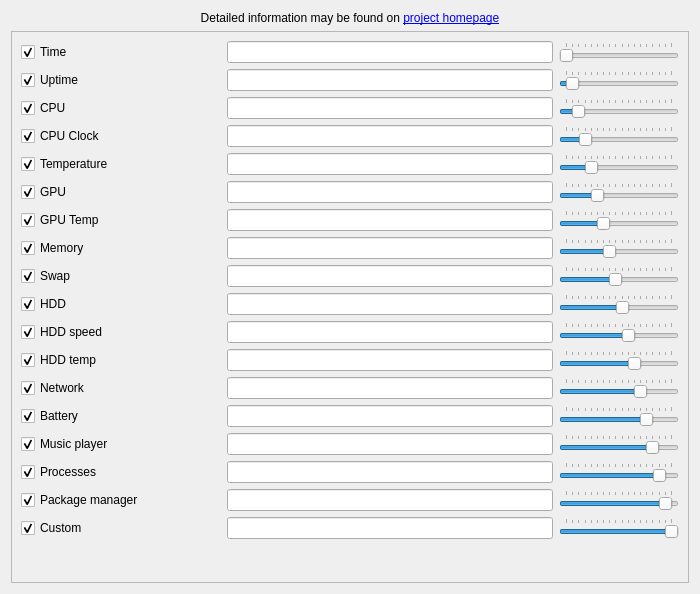
arcan1s/awesome-widgets, file sources/ptm/contents/ui/widget.ui: the form before one commit.
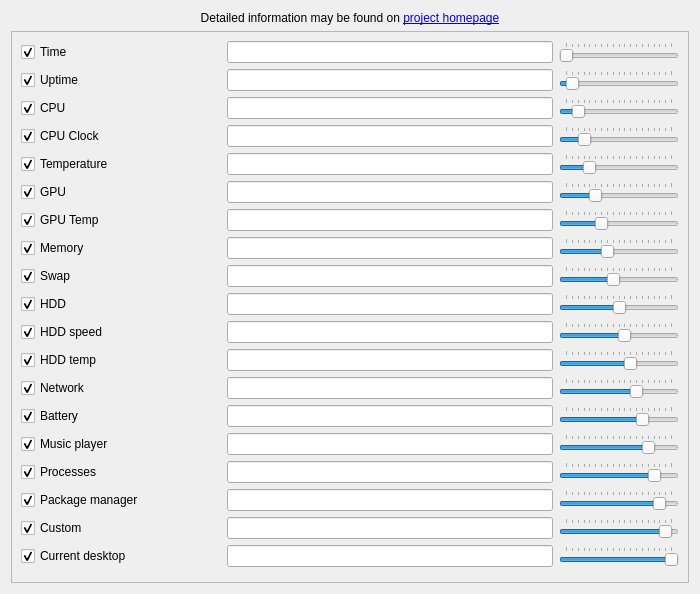
The form after the commit.

Commit message: add support of desktop label to ptm

The edit to the form file:
```diff
--- a/sources/ptm/contents/ui/widget.ui
+++ b/sources/ptm/contents/ui/widget.ui
@@ -54,9 +54,9 @@
       <property name="geometry">
        <rect>
         <x>0</x>
-        <y>-103</y>
+        <y>-139</y>
         <width>666</width>
-        <height>660</height>
+        <height>696</height>
        </rect>
       </property>
       <layout class="QVBoxLayout" name="verticalLayout_7">
@@ -104,7 +104,7 @@
             <number>1</number>
            </property>
            <property name="maximum">
-            <number>18</number>
+            <number>19</number>
            </property>
            <property name="pageStep">
             <number>1</number>
@@ -160,7 +160,7 @@
             <number>1</number>
            </property>
            <property name="maximum">
-            <number>18</number>
+            <number>19</number>
            </property>
            <property name="pageStep">
             <number>1</number>
@@ -226,7 +226,7 @@
             <number>1</number>
            </property>
            <property name="maximum">
-            <number>18</number>
+            <number>19</number>
            </property>
            <property name="pageStep">
             <number>1</number>
@@ -292,7 +292,7 @@
             <number>1</number>
            </property>
            <property name="maximum">
-            <number>18</number>
+            <number>19</number>
            </property>
            <property name="pageStep">
             <number>1</number>
@@ -350,7 +350,7 @@
             <number>1</number>
            </property>
            <property name="maximum">
-            <number>18</number>
+            <number>19</number>
            </property>
            <property name="pageStep">
             <number>1</number>
@@ -408,7 +408,7 @@
             <number>1</number>
            </property>
            <property name="maximum">
-            <number>18</number>
+            <number>19</number>
            </property>
            <property name="pageStep">
             <number>1</number>
@@ -466,7 +466,7 @@
             <number>1</number>
            </property>
            <property name="maximum">
-            <number>18</number>
+            <number>19</number>
            </property>
            <property name="pageStep">
             <number>1</number>
@@ -531,7 +531,7 @@
             <number>1</number>
            </property>
            <property name="maximum">
-            <number>18</number>
+            <number>19</number>
            </property>
            <property name="pageStep">
             <number>1</number>
@@ -596,7 +596,7 @@
             <number>1</number>
            </property>
            <property name="maximum">
-            <number>18</number>
+            <number>19</number>
            </property>
            <property name="pageStep">
             <number>1</number>
@@ -658,7 +658,7 @@
             <number>1</number>
            </property>
            <property name="maximum">
-            <number>18</number>
+            <number>19</number>
            </property>
            <property name="pageStep">
             <number>1</number>
@@ -717,7 +717,7 @@
             <number>1</number>
            </property>
            <property name="maximum">
-            <number>18</number>
+            <number>19</number>
            </property>
            <property name="pageStep">
             <number>1</number>
@@ -775,7 +775,7 @@
             <number>1</number>
            </property>
            <property name="maximum">
-            <number>18</number>
+            <number>19</number>
            </property>
            <property name="pageStep">
             <number>1</number>
@@ -838,7 +838,7 @@
             <number>1</number>
            </property>
            <property name="maximum">
-            <number>18</number>
+            <number>19</number>
            </property>
            <property name="pageStep">
             <number>1</number>
@@ -897,7 +897,7 @@
             <number>1</number>
            </property>
            <property name="maximum">
-            <number>18</number>
+            <number>19</number>
            </property>
            <property name="pageStep">
             <number>1</number>
@@ -959,7 +959,7 @@
             <number>1</number>
            </property>
            <property name="maximum">
-            <number>18</number>
+            <number>19</number>
            </property>
            <property name="pageStep">
             <number>1</number>
@@ -1019,7 +1019,7 @@
             <number>1</number>
            </property>
            <property name="maximum">
-            <number>18</number>
+            <number>19</number>
            </property>
            <property name="pageStep">
             <number>1</number>
@@ -1077,7 +1077,7 @@
             <number>1</number>
            </property>
            <property name="maximum">
-            <number>18</number>
+            <number>19</number>
            </property>
            <property name="pageStep">
             <number>1</number>
@@ -1135,7 +1135,7 @@
             <number>1</number>
            </property>
            <property name="maximum">
-            <number>18</number>
+            <number>19</number>
            </property>
            <property name="pageStep">
             <number>1</number>
@@ -1153,6 +1153,66 @@
          </item>
         </layout>
        </item>
+       <item>
+        <layout class="QHBoxLayout" name="layout_desktop">
+         <item>
+          <widget class="QCheckBox" name="checkBox_desktop">
+           <property name="minimumSize">
+            <size>
+             <width>200</width>
+             <height>0</height>
+            </size>
+           </property>
+           <property name="text">
+            <string>Current desktop</string>
+           </property>
+           <property name="checked">
+            <bool>true</bool>
+           </property>
+          </widget>
+         </item>
+         <item>
+          <widget class="QLineEdit" name="lineEdit_desktop">
+           <property name="toolTip">
+            <string>$name - desktop name
+$number - desktop number
+$total - total number of desktops</string>
+           </property>
+           <property name="alignment">
+            <set>Qt::AlignRight|Qt::AlignTrailing|Qt::AlignVCenter</set>
+           </property>
+          </widget>
+         </item>
+         <item>
+          <widget class="QSlider" name="slider_desktop">
+           <property name="maximumSize">
+            <size>
+             <width>120</width>
+             <height>16777215</height>
+            </size>
+           </property>
+           <property name="minimum">
+            <number>1</number>
+           </property>
+           <property name="maximum">
+            <number>19</number>
+           </property>
+           <property name="pageStep">
+            <number>1</number>
+           </property>
+           <property name="value">
+            <number>19</number>
+           </property>
+           <property name="orientation">
+            <enum>Qt::Horizontal</enum>
+           </property>
+           <property name="tickPosition">
+            <enum>QSlider::TicksAbove</enum>
+           </property>
+          </widget>
+         </item>
+        </layout>
+       </item>
        <item>
         <spacer name="spacer_elements">
          <property name="orientation">
```
The commit also changes 6 other files.
